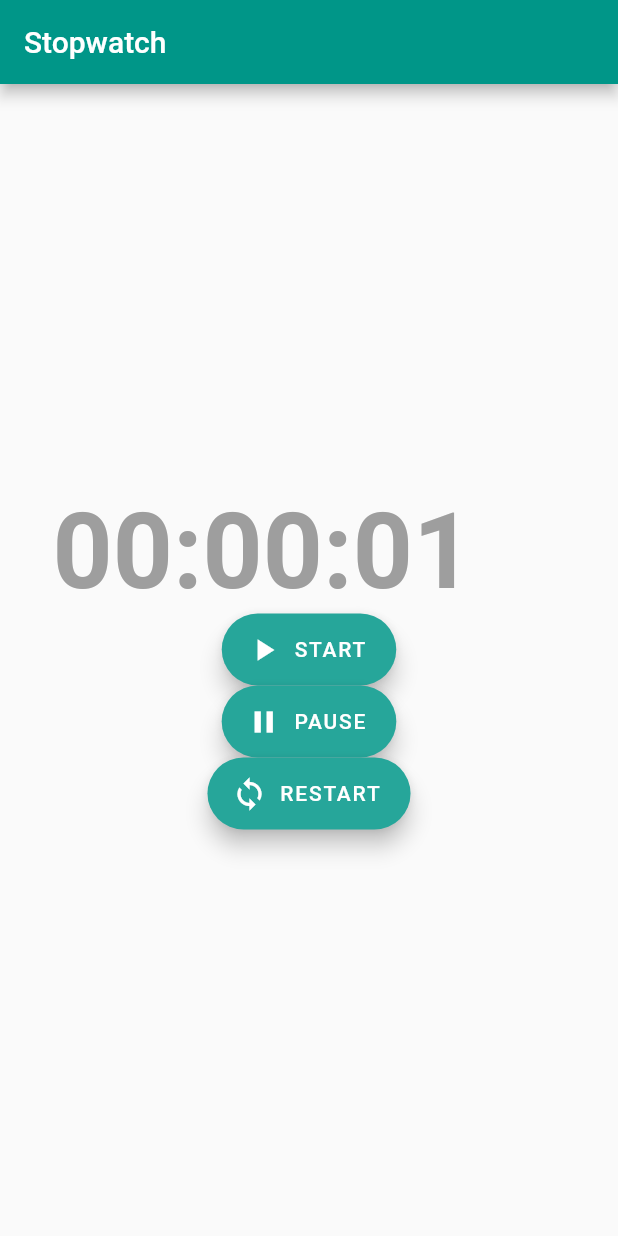
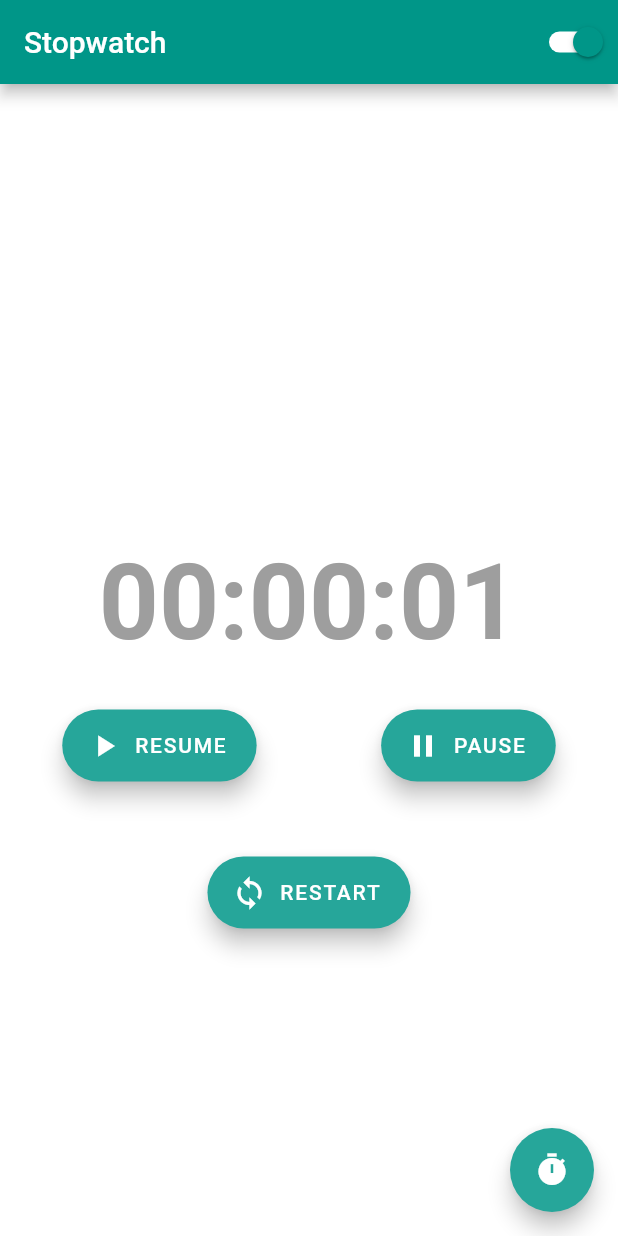
Before and after one commit to christinaav/Cronometro, a Flutter app: the screen it shows after launch, after a tap on "START", on a phone screen of 412 x 824 dp. Run offline on Flutter 3.47's test engine with Material 2 defaults, Android fonts, the phone set to English and light mode, and no system bars.

Commit message:
quite ready

```diff
--- a/lib/main.dart
+++ b/lib/main.dart
@@ -30,9 +30,12 @@ class MyHomePage extends StatefulWidget {
 class _MyHomePageState extends State<MyHomePage> {
   StreamSubscription f;
   Stream<int> stream;
-  int _minutes = 0, _hours = 0, _counter;
+  Text resume = Text('START');
+  int _minutes = 0, _hours = 0, _counter = 0, tap = 0;
   String time = "00:00:00";
   String t_hours, t_minutes, t_seconds;
+  bool isSwitched = true;
+  Color col = Colors.white;
 
   convertTime() {
     setState(() {
@@ -64,12 +67,17 @@ class _MyHomePageState extends State<MyHomePage> {
     });
   }
 
-  changeState() {
+  startState() {
+    if (tap == 0) {
+      tap++;
+      resume = Text('RESUME');
       stream = increment();
       f = stream.listen((_counter) => convertTime());
     }
+    if (tap > 0) f.resume();
+  }
 
-  stopState() {
+  pauseState() {
     f.pause();
   }
 
@@ -77,30 +85,71 @@ class _MyHomePageState extends State<MyHomePage> {
     f.resume();
   }
 
+  restartState() {
+    tap = 0;
+    f.pause();
+    _counter = 0;
+    _minutes = 0;
+    _hours = 0;
+    setState(() {
+      time = "00:00:00";
+    });
+    resume = Text("START");
+  }
+
   Stream<int> increment() async* {
-    _counter = 0;
     while (true) {
       await Future.delayed(Duration(seconds: 1));
       yield _counter++;
     }
   }
 
+  timeLapse() {
+    print('$time');
+  }
+
   @override
   Widget build(BuildContext context) {
-    return Scaffold(
+    return MaterialApp(
+      home: Scaffold(
+        backgroundColor: col,
         appBar: AppBar(
-        title: Text(widget.title,
+          backgroundColor: Colors.teal,
+          title: Text(
+            widget.title,
             style: TextStyle(
               color: Colors.white,
-            )),
+            ),
+          ),
+          actions: <Widget>[
+            Switch(
+              value: isSwitched,
+              onChanged: (value) {
+                setState(() {
+                  isSwitched = value;
+                  print(value);
+                  if (value)
+                    col = Colors.black;
+                  else
+                    col = Colors.white;
+                });
+              },
+              activeTrackColor: Colors.white,
+              activeColor: Colors.teal,
+            ),
+          ],
         ),
         body: Center(
             child: Container(
-        padding: EdgeInsets.all(35),
+          alignment: Alignment(0.0, 0.0),
           child: Column(
             mainAxisAlignment: MainAxisAlignment.center,
+            crossAxisAlignment: CrossAxisAlignment.center,
             children: [
+              SizedBox(height: 100),
               Row(
+                mainAxisAlignment: MainAxisAlignment.center,
+                crossAxisAlignment: CrossAxisAlignment.center,
                 children: <Widget>[
                   Text(
                     '$time',
@@ -112,25 +161,22 @@ class _MyHomePageState extends State<MyHomePage> {
                   )
                 ],
               ),
+              SizedBox(height: 30),
               Row(
-              mainAxisAlignment: MainAxisAlignment.center,
+                mainAxisAlignment: MainAxisAlignment.spaceAround,
+                crossAxisAlignment: CrossAxisAlignment.center,
                 children: <Widget>[
                   FloatingActionButton.extended(
-                  onPressed: changeState,
+                    onPressed: startState,
                     icon: Icon(Icons.play_arrow),
-                  label: Text('START'),
+                    label: resume,
                     backgroundColor: Colors.teal[400],
                     foregroundColor: Colors.white,
                     shape: RoundedRectangleBorder(
                         borderRadius: BorderRadius.all(Radius.circular(25.0))),
                   ),
-              ],
-            ),
-            Row(
-              mainAxisAlignment: MainAxisAlignment.center,
-              children: <Widget>[
                   FloatingActionButton.extended(
-                  onPressed: stopState,
+                    onPressed: pauseState,
                     icon: Icon(Icons.pause),
                     label: Text('PAUSE'),
                     backgroundColor: Colors.teal[400],
@@ -140,11 +186,13 @@ class _MyHomePageState extends State<MyHomePage> {
                   ),
                 ],
               ),
+              SizedBox(height: 50),
               Row(
                 mainAxisAlignment: MainAxisAlignment.center,
+                crossAxisAlignment: CrossAxisAlignment.center,
                 children: <Widget>[
                   FloatingActionButton.extended(
-                  onPressed: null,
+                    onPressed: restartState,
                     icon: Icon(Icons.loop),
                     label: Text('RESTART'),
                     backgroundColor: Colors.teal[400],
@@ -157,6 +205,12 @@ class _MyHomePageState extends State<MyHomePage> {
             ],
           ),
         )),
+        floatingActionButton: FloatingActionButton(
+          onPressed: timeLapse,
+          backgroundColor: Colors.teal[400],
+          child: Icon(Icons.timer),
+        ),
+      ),
     );
   }
 }
--- a/pubspec.yaml
+++ b/pubspec.yaml
@@ -38,6 +38,8 @@ flutter:
   # included with your application, so that you can use the icons in
   # the material Icons class.
   uses-material-design: true
+  assets:
+    - assets/stopwatch3.gif
   # To add assets to your application, add an assets section, like this:
   # assets:
   #  - images/a_dot_burr.jpeg
```
Also changed, not shown: assets/stopwatch3.gif (added), beach_2x.jpg (deleted). Lines whose indentation alone changed are shown as unchanged.
